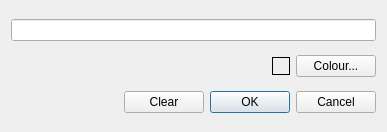
andrewrhyder/epicsqt, file framework/widgets/QEStripChart/QEStripChartItemDialog.ui: the form before one commit.
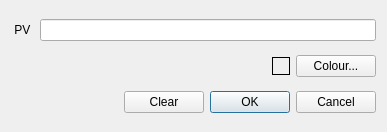
The form after the commit.

Commit message: stripchart: add time scale, update dialogs, add chart state history; and uodate revision

The edit to the form file:
```diff
--- a/framework/widgets/QEStripChart/QEStripChartItemDialog.ui
+++ b/framework/widgets/QEStripChart/QEStripChartItemDialog.ui
@@ -15,12 +15,26 @@
   </property>
   <layout class="QVBoxLayout" name="verticalLayout">
    <item>
+    <layout class="QHBoxLayout" name="horizontalLayout_3">
+     <item>
+      <widget class="QLabel" name="label">
+       <property name="text">
+        <string> PV </string>
+       </property>
+       <property name="indent">
+        <number>0</number>
+       </property>
+      </widget>
+     </item>
+     <item>
     <widget class="QLineEdit" name="pvNameEdit">
      <property name="text">
       <string/>
      </property>
     </widget>
    </item>
+    </layout>
+   </item>
    <item>
     <layout class="QHBoxLayout" name="horizontalLayout">
      <item>
```
Left out of the diff: 6 changed lines with no effect on the pictures. Lines whose indentation alone changed are shown as unchanged. The commit also changes 9 other files.
